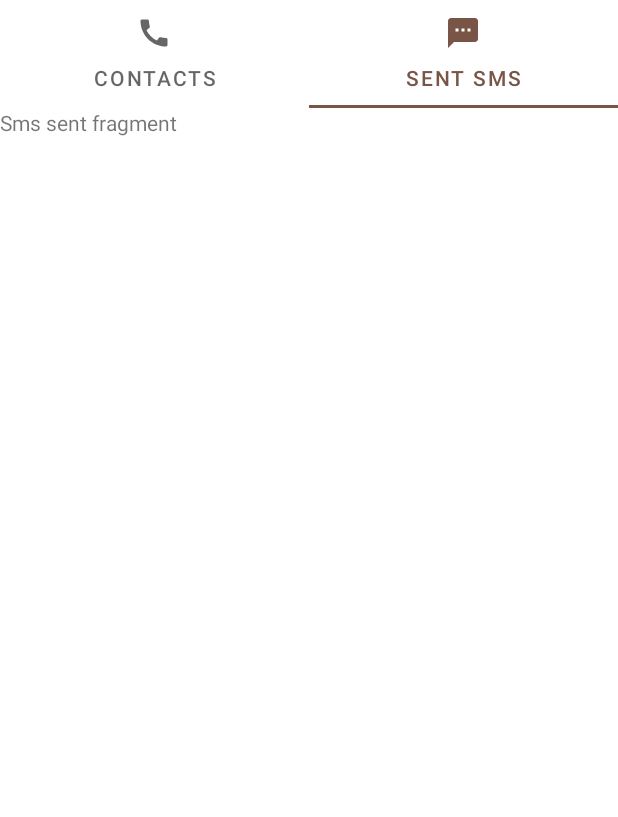
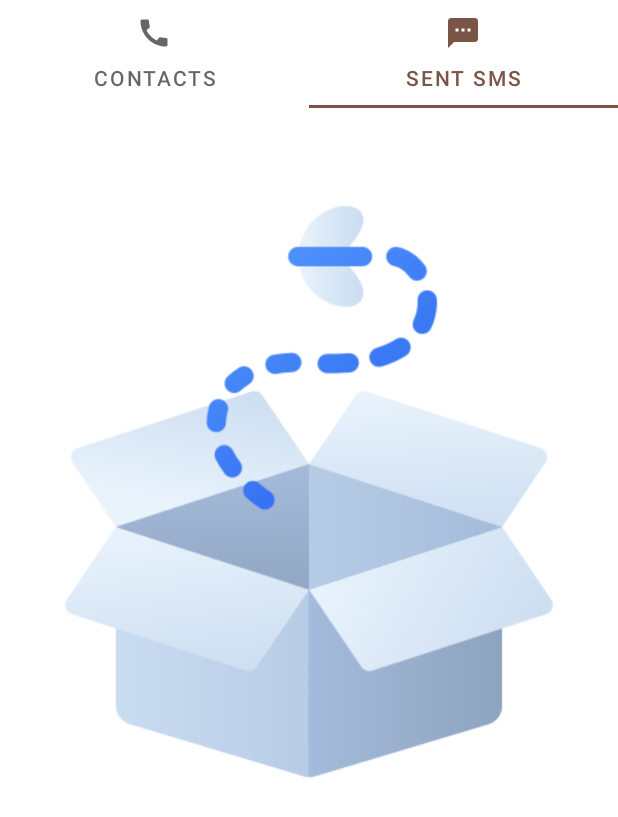
Before and after one commit to Dalakoti07/kisan-network-assignment, an Android app: the screen it shows after launch (MainActivity), tab 2 chosen, on a phone screen of 412 x 824 dp. Shown: the top 817 px of the screen. Run offline under Robolectric (Android 15) with nearby library versions, the phone set to English and light mode, and no system bars; our stand-ins replace Dagger/Hilt's generated code, Room's generated code, navigation-ui.

Commit message:
added Room DB to store success sms sent

```diff
--- /dev/null
+++ b/app/src/main/java/com/dalakoti/network/kisan/di/DatabaseModule.kt
@@ -0,0 +1,30 @@
+package com.dalakoti.network.kisan.di
+
+import android.content.Context
+import androidx.room.Room
+import com.dalakoti.network.core.data.room.AppDatabase
+import com.dalakoti.network.core.data.room.dao.SmsSentDao
+import dagger.Module
+import dagger.Provides
+import dagger.hilt.InstallIn
+import dagger.hilt.android.qualifiers.ApplicationContext
+import dagger.hilt.components.SingletonComponent
+import javax.inject.Singleton
+
+@Module
+@InstallIn(SingletonComponent::class)
+object DatabaseModule {
+    @Singleton
+    @Provides
+    fun providesAppDatabase(@ApplicationContext context: Context): AppDatabase {
+        return Room.databaseBuilder(context, AppDatabase::class.java, "kisan_network_db")
+            .fallbackToDestructiveMigration().build()
+    }
+
+    @Singleton
+    @Provides
+    fun providesSmsDao(appDatabase: AppDatabase): SmsSentDao {
+        return appDatabase.smsSentDao()
+    }
+
+}
--- a/app/src/main/java/com/dalakoti/network/kisan/di/NetworkModule.kt
+++ b/app/src/main/java/com/dalakoti/network/kisan/di/NetworkModule.kt
@@ -18,12 +18,10 @@ import java.util.concurrent.TimeUnit
 import javax.inject.Singleton
 
 //private const val BASE_URL = "https://api.twilio.com/2010-04-01/Accounts/AC4cc294ece32388686d83aa35f9730ed0/"
-private const val BASE_URL = "https://api.twilio.com/2010-04-01/Accounts/Ac/"
+private const val BASE_URL = "https://api.twilio.com/2010-04-01/Accounts/AC4cc294ece32388686d83aa35f9730ed0/"
 
 fun createOkHttpClient(): OkHttpClient {
     // todo clean this and put fields in build config
-    // val base64Val = "AC4cc294ece32388686d83aa35f9730ed0:[8c5a9fcc0403432c3863f4886b69e6ff]"
-    // val base64Val = "QUM0Y2MyOTRlY2UzMjM4ODY4NmQ4M2FhMzVmOTczMGVkMDpbOGM1YTlmY2MwNDAzNDMyYzM4NjNmNDg4NmI2OWU2ZmZd"
     val headerInjector = Interceptor { chain ->
         return@Interceptor chain.proceed(
             chain.request()
--- a/app/src/main/java/com/dalakoti/network/kisan/features/compose_sms/ComposeSmsFragment.kt
+++ b/app/src/main/java/com/dalakoti/network/kisan/features/compose_sms/ComposeSmsFragment.kt
@@ -38,7 +38,7 @@ class ComposeSmsFragment : Fragment() {
     override fun onCreateView(
         inflater: LayoutInflater, container: ViewGroup?,
         savedInstanceState: Bundle?
-    ): View? {
+    ): View {
 
         _binding = FragmentComposeSmsBinding.inflate(inflater, container, false)
         return binding.root
@@ -63,7 +63,8 @@ class ComposeSmsFragment : Fragment() {
             if (::personContact.isInitialized) {
                 viewModel.sendSms(
                     to = personContact.phoneNumber,
-                    body = binding.etMessage.text.toString()
+                    body = binding.etMessage.text.toString(),
+                    person = personContact,
                 )
             }
         }
--- a/app/src/main/java/com/dalakoti/network/kisan/features/contacts/ContactListFragment.kt
+++ b/app/src/main/java/com/dalakoti/network/kisan/features/contacts/ContactListFragment.kt
@@ -7,13 +7,20 @@ import android.view.LayoutInflater
 import android.view.View
 import android.view.ViewGroup
 import androidx.core.os.bundleOf
+import androidx.fragment.app.viewModels
+import androidx.lifecycle.lifecycleScope
 import androidx.navigation.fragment.findNavController
 import com.dalakoti.network.core.data.models.Contact
 import com.dalakoti.network.kisan.R
 import com.dalakoti.network.kisan.databinding.FragmentContactListBinding
 import com.dalakoti.network.kisan.features.contacts.adapter.ContactsAdapter
 import com.google.android.material.snackbar.Snackbar
+import dagger.hilt.android.AndroidEntryPoint
+import kotlinx.coroutines.flow.forEach
+import kotlinx.coroutines.flow.launchIn
+import kotlinx.coroutines.flow.onEach
 
+@AndroidEntryPoint
 class ContactListFragment : Fragment() {
 
     private var _binding: FragmentContactListBinding? = null
@@ -22,10 +29,12 @@ class ContactListFragment : Fragment() {
 
     private lateinit var rvAdapter: ContactsAdapter
 
+    private val viewModel: ContactListViewModel by viewModels()
+
     override fun onCreateView(
         inflater: LayoutInflater, container: ViewGroup?,
         savedInstanceState: Bundle?
-    ): View? {
+    ): View {
         _binding = FragmentContactListBinding.inflate(inflater, container, false)
         return binding.root
     }
@@ -38,34 +47,11 @@ class ContactListFragment : Fragment() {
             findNavController().navigate(R.id.action_FirstFragment_to_SecondFragment, args = bundle)
         }
         binding.rvContacts.adapter = rvAdapter
-        rvAdapter.submitList(
-            listOf(
-                Contact(
-                    id = 1,
-                    name = "Saurabh Dalakoti",
-                    designation = "Software Engineer",
-                    address = "Gurgaon, Haryana, India, Asia",
-                    avatar = "https://avatars.githubusercontent.com/u/38468299?v=4",
-                    phoneNumber = "+919643957240"
-                ),
-                Contact(
-                    id = 2,
-                    name = "Harnoor Singh",
-                    designation = "Software Engineer",
-                    address = "Seattle, USA, America",
-                    avatar = "https://avatars.githubusercontent.com/u/25940948?v=4",
-                    phoneNumber = "+919643957240"
-                ),
-                Contact(
-                    id = 3,
-                    name = "Harkirat Singh",
-                    designation = "Remote Engineer",
-                    address = "Earth",
-                    avatar = "https://avatars.githubusercontent.com/u/8079861?v=4",
-                    phoneNumber = "+919643957240"
-                ),
+        viewModel.contactList.onEach {
+            rvAdapter.submitList(
+                it
             )
-        )
+        }.launchIn(lifecycleScope)
     }
 
 }
--- a/app/src/main/java/com/dalakoti/network/kisan/features/contacts/ContactListViewModel.kt
+++ b/app/src/main/java/com/dalakoti/network/kisan/features/contacts/ContactListViewModel.kt
@@ -1,7 +1,54 @@
 package com.dalakoti.network.kisan.features.contacts
 
 import androidx.lifecycle.ViewModel
+import com.dalakoti.network.core.data.models.Contact
+import dagger.hilt.android.lifecycle.HiltViewModel
+import kotlinx.coroutines.flow.MutableStateFlow
+import kotlinx.coroutines.flow.StateFlow
+import javax.inject.Inject
 
-class ContactListViewModel : ViewModel() {
-    // TODO: Implement the ViewModel
+@HiltViewModel
+class ContactListViewModel @Inject constructor() : ViewModel() {
+
+    private val _contactList = MutableStateFlow(mutableListOf<Contact>())
+    val contactList: StateFlow<List<Contact>>
+        get() = _contactList
+
+    init {
+        _contactList.value = mutableListOf(
+            Contact(
+                id = 4,
+                name = "Kisan Network",
+                designation = "Startup",
+                address = "India",
+                avatar = "https://i.imgur.com/uTSXYZa.png",
+                phoneNumber = "+919810153260"
+            ),
+            Contact(
+                id = 1,
+                name = "Saurabh Dalakoti",
+                designation = "Software Engineer",
+                address = "Gurgaon, Haryana, India, Asia",
+                avatar = "https://avatars.githubusercontent.com/u/38468299?v=4",
+                phoneNumber = "+919643957240"
+            ),
+            Contact(
+                id = 2,
+                name = "Harnoor Singh",
+                designation = "Software Engineer",
+                address = "Seattle, USA, America",
+                avatar = "https://avatars.githubusercontent.com/u/25940948?v=4",
+                phoneNumber = "+919643957240"
+            ),
+            Contact(
+                id = 3,
+                name = "Harkirat Singh",
+                designation = "Remote Engineer",
+                address = "Earth",
+                avatar = "https://avatars.githubusercontent.com/u/8079861?v=4",
+                phoneNumber = "+919643957240"
+            )
+        )
+    }
+
 }
--- a/app/src/main/java/com/dalakoti/network/kisan/features/sent/SmsSentFragment.kt
+++ b/app/src/main/java/com/dalakoti/network/kisan/features/sent/SmsSentFragment.kt
@@ -2,31 +2,62 @@ package com.dalakoti.network.kisan.features.sent
 
 import androidx.lifecycle.ViewModelProvider
 import android.os.Bundle
+import android.util.Log
 import androidx.fragment.app.Fragment
 import android.view.LayoutInflater
 import android.view.View
 import android.view.ViewGroup
+import androidx.core.view.isVisible
+import androidx.fragment.app.viewModels
+import androidx.lifecycle.lifecycleScope
 import com.dalakoti.network.kisan.R
+import com.dalakoti.network.kisan.databinding.FragmentComposeSmsBinding
+import com.dalakoti.network.kisan.databinding.FragmentSmsSentBinding
+import com.dalakoti.network.kisan.features.sent.adapters.SmsSentAdapter
+import dagger.hilt.android.AndroidEntryPoint
+import kotlinx.coroutines.flow.launchIn
+import kotlinx.coroutines.flow.onEach
 
+private const val TAG = "SmsSentFragment"
+
+@AndroidEntryPoint
 class SmsSentFragment : Fragment() {
 
-    companion object {
-        fun newInstance() = SmsSentFragment()
-    }
+    private val viewModel: SmsSentViewModel by viewModels()
 
-    private lateinit var viewModel: SmsSentViewModel
+    private var _binding: FragmentSmsSentBinding? = null
+
+    // This property is only valid between onCreateView and
+    // onDestroyView.
+    private val binding get() = _binding!!
+
+    private lateinit var adapter: SmsSentAdapter
 
     override fun onCreateView(
         inflater: LayoutInflater, container: ViewGroup?,
         savedInstanceState: Bundle?
-    ): View? {
-        return inflater.inflate(R.layout.fragment_sms_sent, container, false)
+    ): View {
+        _binding = FragmentSmsSentBinding.inflate(inflater, container, false)
+        return binding.root
     }
 
-    override fun onActivityCreated(savedInstanceState: Bundle?) {
-        super.onActivityCreated(savedInstanceState)
-        viewModel = ViewModelProvider(this).get(SmsSentViewModel::class.java)
-        // TODO: Use the ViewModel
+    override fun onViewCreated(view: View, savedInstanceState: Bundle?) {
+        super.onViewCreated(view, savedInstanceState)
+
+        adapter = SmsSentAdapter()
+        binding.rvSent.adapter = adapter
+
+        viewModel.uiState.onEach {
+            Log.d(TAG, "onViewCreated: size = ${it.list.size}")
+            if(it.list.isEmpty()){
+                binding.ivEmpty.isVisible = true
+                binding.rvSent.isVisible = false
+            }else{
+                binding.ivEmpty.isVisible = false
+                binding.rvSent.isVisible = true
+                adapter.submitList(it.list)
+            }
+        }.launchIn(lifecycleScope)
     }
 
 }
--- a/app/src/main/java/com/dalakoti/network/kisan/features/sent/SmsSentViewModel.kt
+++ b/app/src/main/java/com/dalakoti/network/kisan/features/sent/SmsSentViewModel.kt
@@ -1,7 +1,35 @@
 package com.dalakoti.network.kisan.features.sent
 
 import androidx.lifecycle.ViewModel
+import androidx.lifecycle.viewModelScope
+import com.dalakoti.network.core.data.room.dao.SmsSentDao
+import com.dalakoti.network.core.data.room.entities.SmsSentEntity
+import com.dalakoti.network.core.domain.vm.BaseViewModel
+import dagger.hilt.android.lifecycle.HiltViewModel
+import kotlinx.coroutines.flow.MutableStateFlow
+import kotlinx.coroutines.flow.StateFlow
+import kotlinx.coroutines.flow.launchIn
+import kotlinx.coroutines.flow.onEach
+import javax.inject.Inject
 
-class SmsSentViewModel : ViewModel() {
-    // TODO: Implement the ViewModel
+data class SmsSentState(
+    val list: List<SmsSentEntity> = emptyList(),
+)
+
+@HiltViewModel
+class SmsSentViewModel @Inject constructor(
+    private val smsSentDao: SmsSentDao,
+) : BaseViewModel() {
+
+    private val _uiState = MutableStateFlow(SmsSentState())
+    val uiState: StateFlow<SmsSentState>
+        get() = _uiState
+
+    init {
+        smsSentDao.getAllSentSms().onEach {
+            _uiState.value = _uiState.value.copy(
+                list = it
+            )
+        }.launchIn(viewModelScope)
+    }
 }
--- a/app/src/main/res/layout/fragment_sms_sent.xml
+++ b/app/src/main/res/layout/fragment_sms_sent.xml
@@ -3,11 +3,22 @@
     xmlns:tools="http://schemas.android.com/tools"
     android:layout_width="match_parent"
     android:layout_height="match_parent"
+    xmlns:app="http://schemas.android.com/apk/res-auto"
     tools:context=".features.sent.SmsSentFragment">
 
-    <TextView
+    <ImageView
+        tools:visibility="gone"
+        android:id="@+id/iv_empty"
+        android:src="@drawable/empty_box"
+        android:layout_width="wrap_content"
+        android:layout_height="wrap_content"
+        />
+
+    <androidx.recyclerview.widget.RecyclerView
+        android:id="@+id/rv_sent"
+        app:layoutManager="androidx.recyclerview.widget.LinearLayoutManager"
+        tools:listitem="@layout/item_sms_sent"
         android:layout_width="match_parent"
-        android:layout_height="match_parent"
-        android:text="Sms sent fragment" />
+        android:layout_height="match_parent"/>
 
 </FrameLayout>
--- a/app/src/main/res/values/dimens.xml
+++ b/app/src/main/res/values/dimens.xml
@@ -16,5 +16,6 @@
     <dimen name="text_size_lg">20sp</dimen>
     <dimen name="text_size_xl">22sp</dimen>
     <dimen name="text_size_xxl">24sp</dimen>
+    <dimen name="text_size_xxxl">34sp</dimen>
 
 </resources>
--- /dev/null
+++ b/core/src/main/java/com/dalakoti/network/core/data/room/AppDatabase.kt
@@ -0,0 +1,11 @@
+package com.dalakoti.network.core.data.room
+
+import androidx.room.Database
+import androidx.room.RoomDatabase
+import com.dalakoti.network.core.data.room.dao.SmsSentDao
+import com.dalakoti.network.core.data.room.entities.SmsSentEntity
+
+@Database(entities = [SmsSentEntity::class], version = 2)
+abstract class AppDatabase : RoomDatabase() {
+    abstract fun smsSentDao(): SmsSentDao
+}
--- /dev/null
+++ b/core/src/main/java/com/dalakoti/network/core/data/room/dao/SmsSentDao.kt
@@ -0,0 +1,19 @@
+package com.dalakoti.network.core.data.room.dao
+
+import androidx.room.Dao
+import androidx.room.Insert
+import androidx.room.OnConflictStrategy
+import androidx.room.Query
+import com.dalakoti.network.core.data.room.entities.SmsSentEntity
+import kotlinx.coroutines.flow.Flow
+
+@Dao
+interface SmsSentDao {
+
+    @Query("SELECT * FROM sms_sent")
+    fun getAllSentSms(): Flow<List<SmsSentEntity>>
+
+    @Insert(onConflict = OnConflictStrategy.IGNORE)
+    suspend fun insertIntoDb(sms: SmsSentEntity)
+
+}
```
Also changed, not shown: app/build.gradle (+8 -0 lines), app/src/main/java/com/dalakoti/network/kisan/features/compose_sms/ComposeSmsViewModel.kt (+25 -2 lines), app/src/main/java/com/dalakoti/network/kisan/features/sent/adapters/SmsSentAdapter.kt (added, +25 -0 lines), app/src/main/java/com/dalakoti/network/kisan/features/sent/adapters/SmsSentViewHolder.kt (added, +18 -0 lines), app/src/main/res/layout/item_sms_sent.xml (added, +85 -0 lines), core/build.gradle (+11 -0 lines), core/src/main/java/com/dalakoti/network/core/data/room/entities/SmsSentEntity.kt (added, +57 -0 lines), app/src/main/res/drawable/empty_box.png (added), 1 other file.
